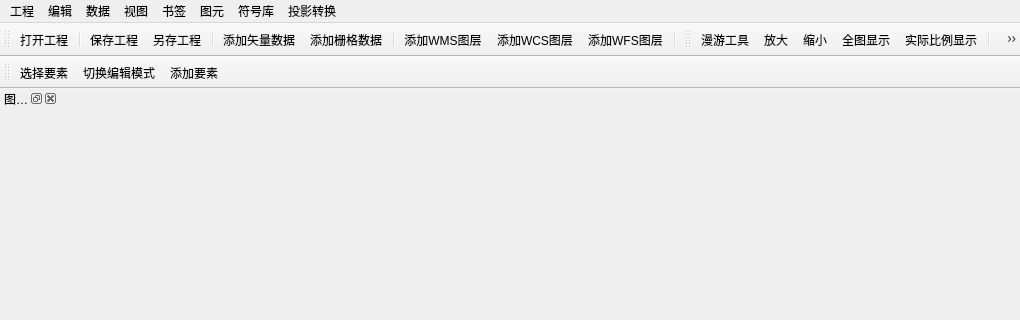
BrewerFu/QGISDevExcer, file dataviewer.ui: the form before one commit; both pictures show x 0 to 1020 and y 0 to 320 of the 1020 by 646 pixel window.
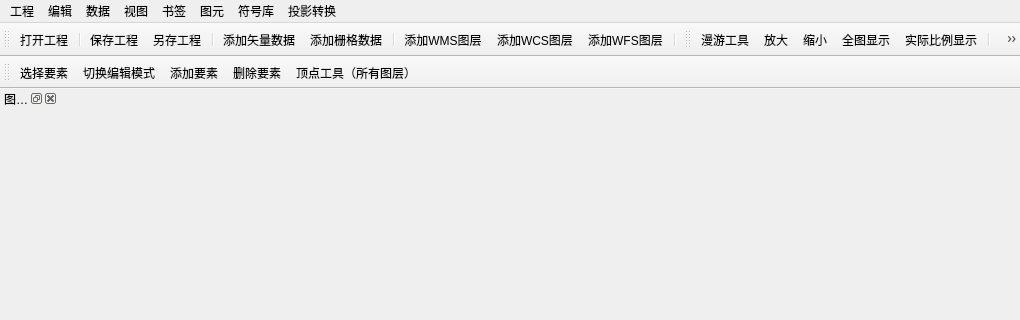
The form after the commit. Icons and pictures are not drawn.

```diff
--- a/dataviewer.ui
+++ b/dataviewer.ui
@@ -211,6 +211,8 @@
    <addaction name="actionSelectGeometry"/>
    <addaction name="actionSwitchEdictable"/>
    <addaction name="actionAddGeometry"/>
+   <addaction name="actionDeleteFeatures"/>
+   <addaction name="actionVertexTool"/>
   </widget>
   <action name="actionAddVectorData">
    <property name="icon">
@@ -675,6 +677,15 @@
     <string>切换编辑模式</string>
    </property>
   </action>
+  <action name="actionDeleteFeatures">
+   <property name="icon">
+    <iconset resource="dataviewer.qrc">
+     <normaloff>:/Resources/mActionDeleteSelectedFeatures.svg</normaloff>:/Resources/mActionDeleteSelectedFeatures.svg</iconset>
+   </property>
+   <property name="text">
+    <string>删除要素</string>
+   </property>
+  </action>
  </widget>
  <layoutdefault spacing="6" margin="11"/>
  <resources>
```
Left out of the diff: 18 changed lines with no effect on the pictures.
